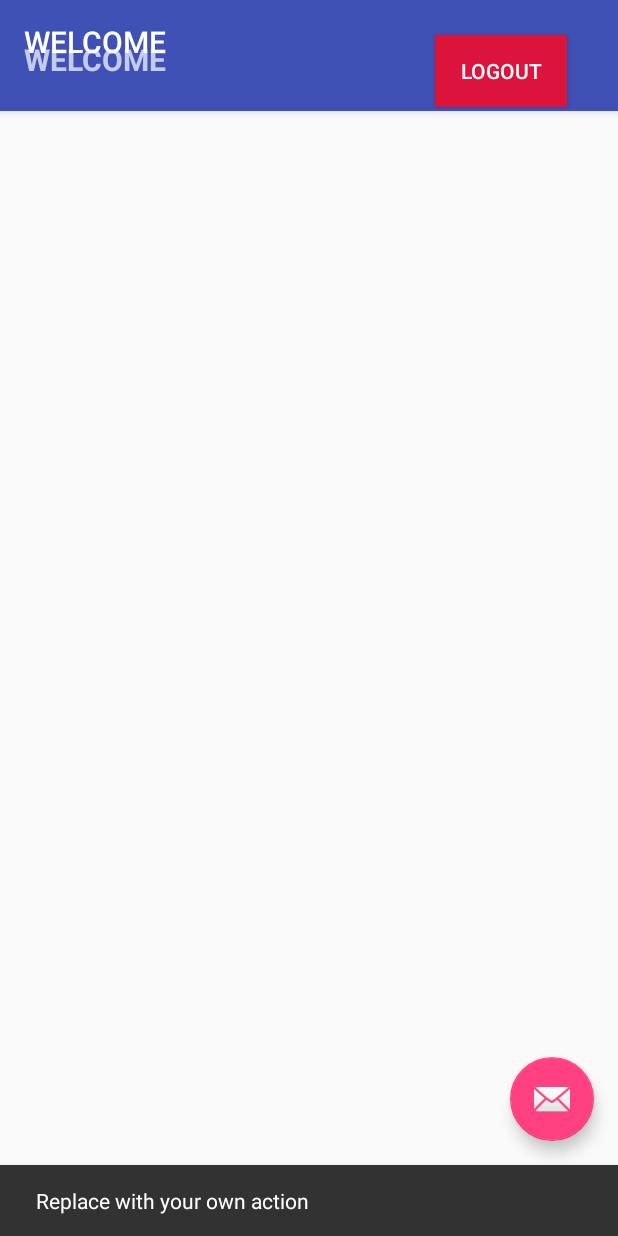
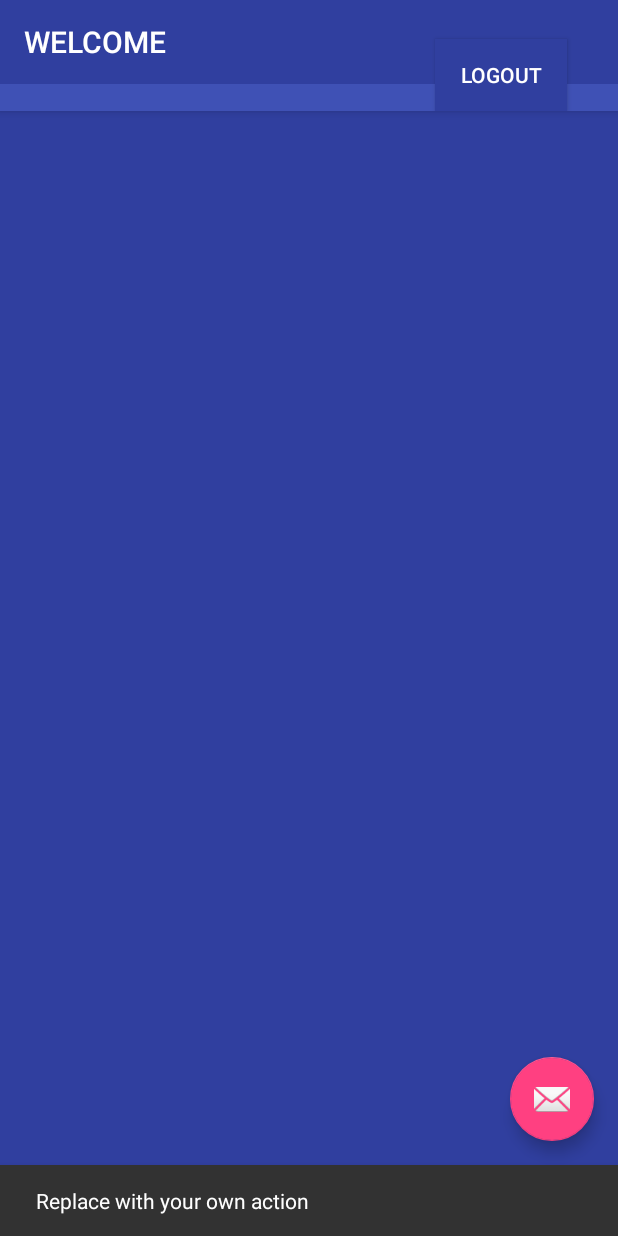
Before and after one commit to Theonlysmartboy/StaffAttendanceManager, an Android app: the MainActivity screen opened directly, with no data from a screen before it, after a tap on an icon or button, on a phone screen of 412 x 824 dp. Run offline under Robolectric (Android 15) with nearby library versions, the phone set to English and light mode, and no system bars; 1 statement that could not run was skipped.

```diff
--- a/app/src/main/res/layout/activity_main.xml
+++ b/app/src/main/res/layout/activity_main.xml
@@ -25,16 +25,8 @@
             android:id="@+id/toolbar"
             android:layout_width="match_parent"
             android:layout_height="?attr/actionBarSize"
-            android:background="?attr/colorPrimary"
+            android:background="?attr/colorPrimaryDark"
             app:popupTheme="@style/AppTheme.PopupOverlay" />
-                   <TextView
-                android:layout_width="wrap_content"
-                android:layout_height="wrap_content"
-                android:text="@string/welcome"
-                android:layout_marginTop="-30dp"
-                android:layout_marginStart="16dp"
-                android:textSize="20sp"
-                android:textStyle="bold"/>
         <Button
             android:id="@+id/logout"
             android:layout_width="wrap_content"
@@ -42,7 +34,7 @@
             android:layout_marginTop="-30dp"
             android:layout_marginStart="290dp"
             android:layout_weight="1"
-            android:background="@color/colorLogoutBtn"
+            android:background="@color/colorPrimaryDark"
             android:text="@string/logout" />
 
     </android.support.design.widget.AppBarLayout>
--- a/app/src/main/res/layout/content_main.xml
+++ b/app/src/main/res/layout/content_main.xml
@@ -6,7 +6,8 @@
     android:layout_height="match_parent"
     app:layout_behavior="@string/appbar_scrolling_view_behavior"
     tools:context="com.otema.staffattendancemanager.MainActivity"
-    tools:showIn="@layout/activity_main">
+    tools:showIn="@layout/activity_main"
+    android:background="@color/colorPrimaryDark">
 
 
 </android.support.constraint.ConstraintLayout>
```
